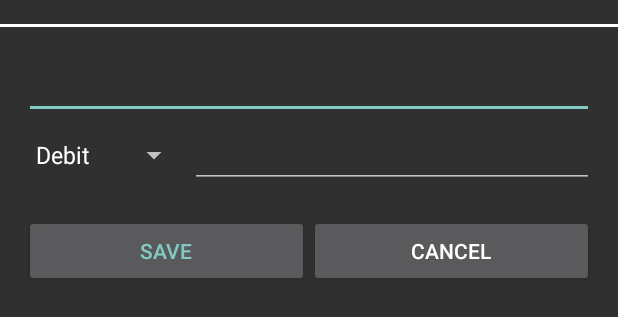
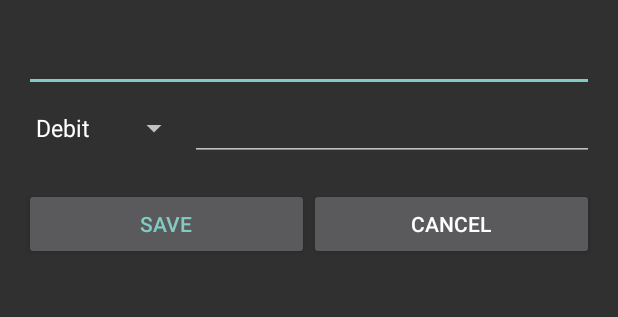
Before and after one commit to vishwasmdamle/QuickNote, an Android app: the layout edit_entry_layout.xml on its own in the app's theme, with its tools: preview values and no code run, on a phone screen of 412 x 824 dp. Shown: the top 317 px of the screen. Run offline under Robolectric (Android 15) with nearby library versions, the phone set to English and light mode, and no system bars.

Commit message:
QuickNote : Fixing Dialog layout and Spinner view to app compat.

```diff
--- a/app/src/main/java/com/example/vishwasdamle/quicknote/views/ExpenseTypeSpinner.java
+++ b/app/src/main/java/com/example/vishwasdamle/quicknote/views/ExpenseTypeSpinner.java
@@ -1,9 +1,9 @@
 package com.example.vishwasdamle.quicknote.views;
 
 import android.content.Context;
+import android.support.v7.widget.AppCompatSpinner;
 import android.util.AttributeSet;
 import android.widget.ArrayAdapter;
-import android.widget.Spinner;
 
 import com.example.vishwasdamle.quicknote.model.ExpenseType;
 
@@ -12,7 +12,7 @@ import java.util.ArrayList;
 import static android.R.layout.simple_spinner_dropdown_item;
 import static com.example.vishwasdamle.quicknote.model.ExpenseType.DEBIT;
 
-public class ExpenseTypeSpinner extends Spinner {
+public class ExpenseTypeSpinner extends AppCompatSpinner {
 
   private final ArrayAdapter<String> adapter;
 
--- a/app/src/main/res/layout/activity_exp.xml
+++ b/app/src/main/res/layout/activity_exp.xml
@@ -4,7 +4,6 @@
                 android:layout_height="fill_parent"
                 android:background="@color/background_material_dark"
                 android:orientation="vertical"
-                android:outlineProvider="background"
                 android:padding="@dimen/activity_margin"
                 android:weightSum="1"
                 tools:context=".Exp">
--- a/app/src/main/res/layout/edit_entry_layout.xml
+++ b/app/src/main/res/layout/edit_entry_layout.xml
@@ -1,16 +1,5 @@
 <?xml version="1.0" encoding="utf-8"?>
 <LinearLayout xmlns:android="http://schemas.android.com/apk/res/android"
-              android:layout_width="match_parent"
-              android:layout_height="wrap_content"
-              android:orientation="vertical"
-              android:paddingTop="@dimen/activity_margin">
-
-  <View
-      android:layout_width="match_parent"
-      android:layout_height="2dp"
-      android:background="@android:color/white"/>
-
-  <LinearLayout
               android:layout_width="match_parent"
               android:layout_height="wrap_content"
               android:orientation="vertical"
@@ -57,10 +46,8 @@
         android:layout_width="0dp"
         android:layout_height="wrap_content"
         android:layout_weight="1"
+        android:textColor="@android:color/white"
         android:text="@string/ButtonCancel"/>
 
   </LinearLayout>
 </LinearLayout>
-
-
-</LinearLayout>
```
Lines whose indentation alone changed are shown as unchanged.
